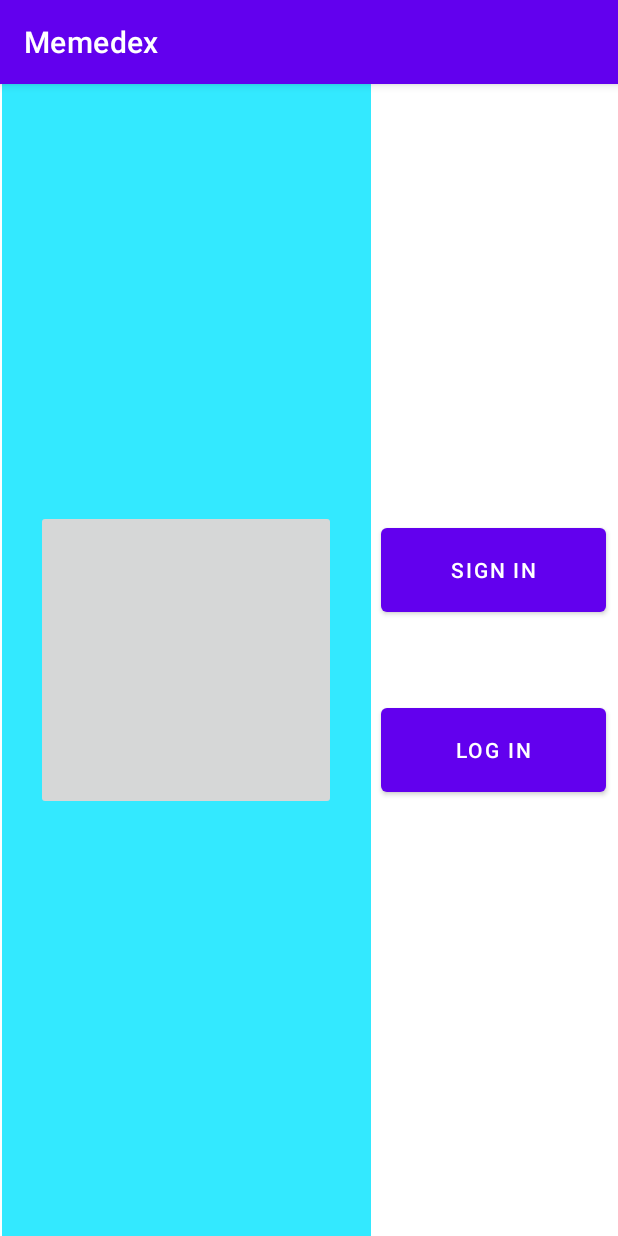
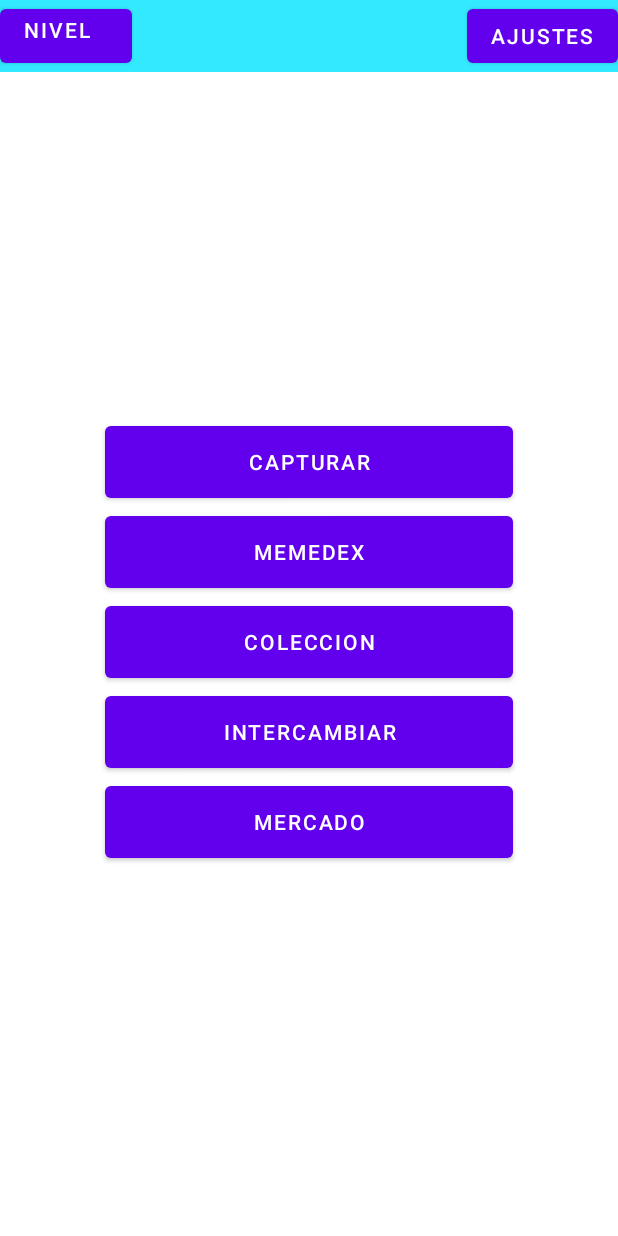
Before and after one commit to gaizkang99/Memedex, an Android app: the screen it shows after launch (MainActivity), on a phone screen of 412 x 824 dp. Run offline under Robolectric (Android 15) with nearby library versions, the phone set to English and light mode, and no system bars.

Commit message:
página principal de opciones echa, además he quitado la parte superior de la aplicación, donde salia el título

```diff
--- a/app/src/main/java/com/example/memedex/MainActivity.java
+++ b/app/src/main/java/com/example/memedex/MainActivity.java
@@ -9,6 +9,6 @@ public class MainActivity extends AppCompatActivity {
     @Override
     protected void onCreate(Bundle savedInstanceState) {
         super.onCreate(savedInstanceState);
-        setContentView(R.layout.paginaprincipal);
+        setContentView(R.layout.menu_opciones);
     }
 }
--- /dev/null
+++ b/app/src/main/res/layout/menu_opciones.xml
@@ -0,0 +1,122 @@
+<?xml version="1.0" encoding="utf-8"?>
+<androidx.constraintlayout.widget.ConstraintLayout xmlns:android="http://schemas.android.com/apk/res/android"
+    xmlns:app="http://schemas.android.com/apk/res-auto"
+    xmlns:tools="http://schemas.android.com/tools"
+    android:layout_width="match_parent"
+    android:layout_height="match_parent"
+    tools:context=".MainActivity">
+
+        <RelativeLayout
+            android:layout_width="match_parent"
+            android:layout_height="match_parent"
+            app:layout_constraintHorizontal_chainStyle="packed"
+            android:id="@+id/padre">
+
+            <RelativeLayout
+                android:id="@+id/hijo1"
+                android:layout_width="fill_parent"
+                android:layout_height="wrap_content"
+                android:layout_alignParentTop="true"
+                android:background="#33E9FF"
+                >
+
+                <FrameLayout
+                    android:layout_width="fill_parent"
+                    android:layout_height="wrap_content">
+
+                    <Button
+                        android:layout_width="wrap_content"
+                        android:layout_height="wrap_content"
+                        android:gravity="left"
+                        android:text="Nivel"></Button>
+
+                    <Button
+                        android:layout_width="wrap_content"
+                        android:layout_height="wrap_content"
+                        android:layout_gravity="right"
+                        android:text="Ajustes"></Button>
+
+                </FrameLayout>
+
+            </RelativeLayout>
+            <ScrollView
+                android:layout_width="wrap_content"
+                android:layout_height="wrap_content"
+                android:layout_below="@id/hijo1">
+
+                <RelativeLayout
+                    android:id="@+id/hijo2"
+                    android:layout_width="fill_parent"
+                    android:layout_height="fill_parent"
+                    android:layout_below="@id/hijo1">
+
+                    <RelativeLayout
+                        android:id="@+id/hijo21"
+                        android:layout_width="fill_parent"
+                        android:layout_height="200dp"
+                        android:gravity="center">
+
+                        <ImageView
+                            android:id="@+id/imageView1"
+                            android:layout_width="fill_parent"
+                            android:layout_height="fill_parent"
+                            tools:srcCompat="@tools:sample/avatars" />
+
+                    </RelativeLayout>
+                    <RelativeLayout
+                        android:id="@+id/hijo22"
+                        android:layout_width="wrap_content"
+                        android:layout_height="wrap_content"
+                        android:layout_below="@id/hijo21"
+                        android:padding="30dp">
+
+                        <Button
+                            android:id="@+id/buttonCapturar"
+                            android:layout_width="fill_parent"
+                            android:layout_height="60dp"
+                            android:layout_marginLeft="40dp"
+                            android:layout_marginRight="40dp"
+                            android:text="Capturar"></Button>
+
+                        <Button
+                            android:id="@+id/buttonMemedex"
+                            android:layout_width="fill_parent"
+                            android:layout_height="60dp"
+                            android:layout_below="@id/buttonCapturar"
+                            android:layout_marginLeft="40dp"
+                            android:layout_marginRight="40dp"
+                            android:text="memedex"></Button>
+
+                        <Button
+                            android:id="@+id/buttonColeccion"
+                            android:layout_width="fill_parent"
+                            android:layout_height="60dp"
+                            android:layout_below="@id/buttonMemedex"
+                            android:layout_marginLeft="40dp"
+                            android:layout_marginRight="40dp"
+                            android:text="Coleccion"></Button>
+
+                        <Button
+                            android:id="@+id/buttonIntercambiar"
+                            android:layout_width="fill_parent"
+                            android:layout_height="60dp"
+                            android:layout_below="@id/buttonColeccion"
+                            android:layout_marginLeft="40dp"
+                            android:layout_marginRight="40dp"
+                            android:text="Intercambiar"></Button>
+
+                        <Button
+                            android:id="@+id/buttonMercado"
+                            android:layout_width="fill_parent"
+                            android:layout_height="60dp"
+                            android:layout_below="@id/buttonIntercambiar"
+                            android:layout_marginLeft="40dp"
+                            android:layout_marginRight="40dp"
+                            android:text="Mercado"></Button>
+
+                    </RelativeLayout>
+
+                </RelativeLayout>
+            </ScrollView>
+        </RelativeLayout>
+</androidx.constraintlayout.widget.ConstraintLayout>
--- a/app/src/main/res/values/themes.xml
+++ b/app/src/main/res/values/themes.xml
@@ -1,6 +1,6 @@
 <resources xmlns:tools="http://schemas.android.com/tools">
     <!-- Base application theme. -->
-    <style name="Theme.Memedex" parent="Theme.MaterialComponents.DayNight.DarkActionBar">
+    <style name="Theme.Memedex" parent="Theme.MaterialComponents.DayNight.NoActionBar">
         <!-- Primary brand color. -->
         <item name="colorPrimary">@color/purple_500</item>
         <item name="colorPrimaryVariant">@color/purple_700</item>
```
